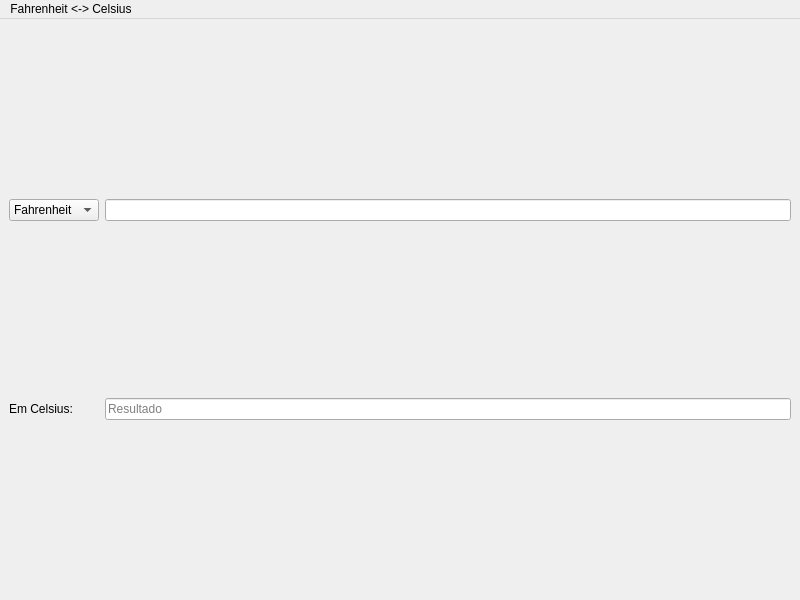
Qt form FahrenheitCelsius.ui (FernandoLGL/fahrenheit-celsius-Qt) before a commit.
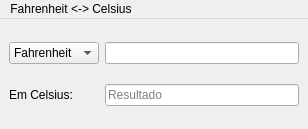
The same form after that commit.

Commit message: Changing window size

```diff
--- a/FahrenheitCelsius.ui
+++ b/FahrenheitCelsius.ui
@@ -6,8 +6,8 @@
    <rect>
     <x>0</x>
     <y>0</y>
-    <width>800</width>
-    <height>600</height>
+    <width>308</width>
+    <height>129</height>
    </rect>
   </property>
   <property name="windowTitle">
@@ -53,8 +53,8 @@
     <rect>
      <x>0</x>
      <y>0</y>
-     <width>800</width>
-     <height>22</height>
+     <width>308</width>
+     <height>23</height>
     </rect>
    </property>
    <widget class="QMenu" name="menuFahrenheit_Celsius">
```
